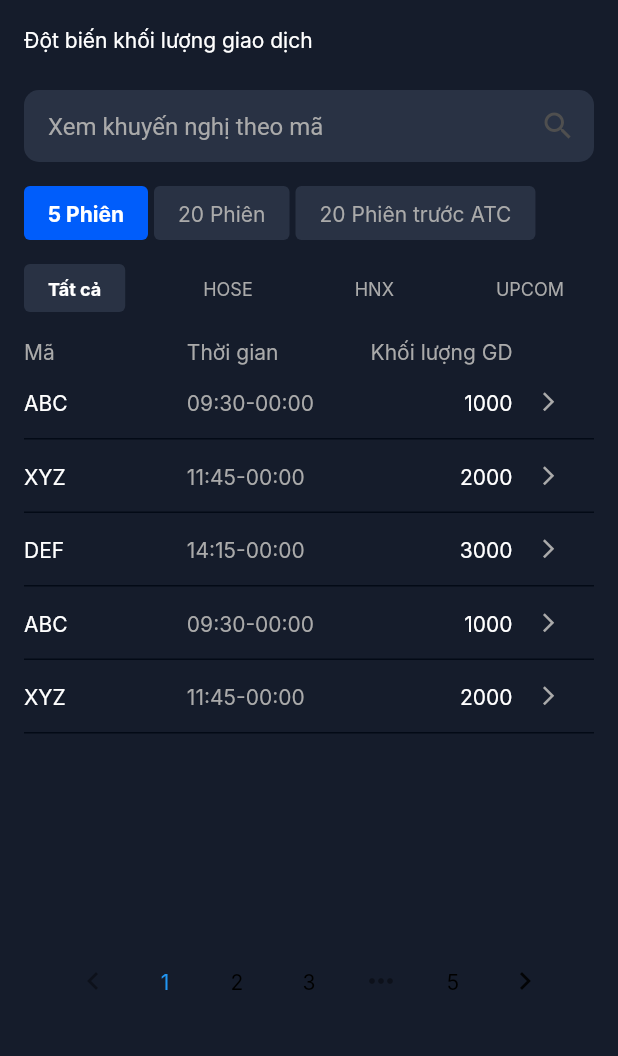
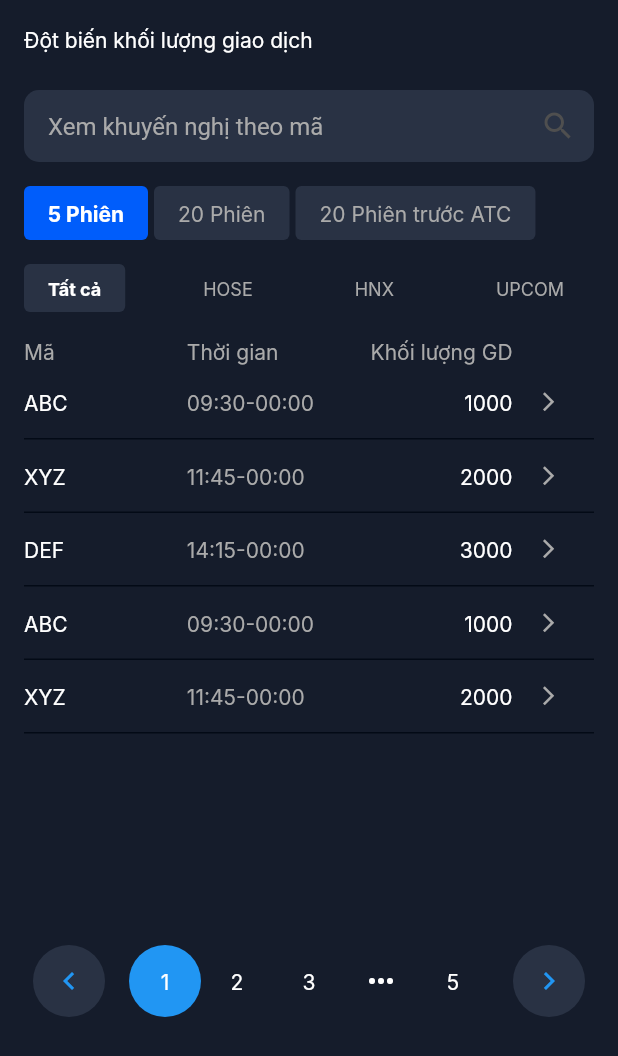
Before and after one commit to stilllove1511/mobile_traning, a Flutter app: the Mutation screen opened directly, on a phone screen of 412 x 824 dp. Shown: the top 1056 px of the screen. Run offline on Flutter 3.47's test engine with Material 2 defaults, Android fonts, the phone set to English and light mode, and no system bars; our stand-ins replace logger; Roboto replaces fonts that are missing (Inter).

Commit message:
css pagination

```diff
--- a/lib/components/pagination.dart
+++ b/lib/components/pagination.dart
@@ -1,4 +1,5 @@
 import 'package:flutter/material.dart';
+import 'package:mobile_traning/constants/color.dart';
 
 class PaginationBar extends StatelessWidget {
   final int currentPage;
@@ -16,9 +17,22 @@ class PaginationBar extends StatelessWidget {
     return Row(
       mainAxisAlignment: MainAxisAlignment.center,
       children: [
-        IconButton(
+        Container(
+          decoration: BoxDecoration(
+            //backgound color white
+            color: AppColors().secondaryBackgroundColor,
+            //shape circle
+            shape: BoxShape.circle,
+          ),
+          margin: EdgeInsets.only(right: 16),
+          child: IconButton(
+            //color blue
+            color: Colors.blue,
             icon: Icon(Icons.chevron_left),
-          onPressed: (currentPage > 1) ? () => onPageSelected(currentPage - 1) : null,
+            onPressed: (currentPage > 1)
+                ? () => onPageSelected(currentPage - 1)
+                : ()=>null,
+          ),
         ),
         if (currentPage > 3) ...[
           _buildPageButton(1),
@@ -33,30 +47,47 @@ class PaginationBar extends StatelessWidget {
           if (currentPage < totalPages - 3) _buildDots(),
           _buildPageButton(totalPages),
         ],
-        IconButton(
+        Container(
+          decoration: BoxDecoration(
+            color: AppColors().secondaryBackgroundColor,
+            shape: BoxShape.circle,
+          ),
+          margin: EdgeInsets.only(left: 16),
+          child: IconButton(
+            color: Colors.blue,
             icon: Icon(Icons.chevron_right),
-          onPressed: (currentPage < totalPages) ? () => onPageSelected(currentPage + 1) : null,
+            onPressed: (currentPage < totalPages)
+                ? () => onPageSelected(currentPage + 1)
+                : null,
+          ),
         ),
       ],
     );
   }
 
   Widget _buildPageButton(int page) {
-    return IconButton(
+    return Container(
+      decoration: BoxDecoration(
+        color: (page == currentPage) ? Colors.blue : Colors.transparent,
+        shape: BoxShape.circle,
+      ),
+      child: IconButton(
         icon: Text(
           page.toString(),
           style: TextStyle(
-          color: (page == currentPage) ? Colors.blue : Colors.black,
+            color: (AppColors().textPrimaryColor),
           ),
         ),
         onPressed: () => onPageSelected(page),
+      ),
     );
   }
 
   Widget _buildDots() {
     return IconButton(
+      color: AppColors().textPrimaryColor,
       icon: Icon(Icons.more_horiz),
-      onPressed: null,
+      onPressed: ()=>null,
     );
   }
 }
```
Lines whose indentation alone changed are shown as unchanged.
